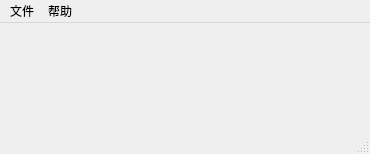
The window that GUI/ui/main.ui (Frost-rA9/infusion-companion) describes before a commit, drawn with Qt 5.
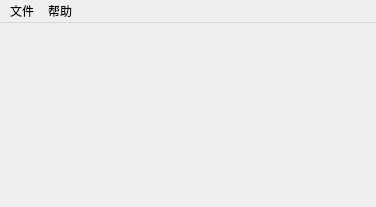
The same window after the commit.

```diff
--- a/GUI/ui/main.ui
+++ b/GUI/ui/main.ui
@@ -6,8 +6,8 @@
    <rect>
     <x>0</x>
     <y>0</y>
-    <width>370</width>
-    <height>154</height>
+    <width>376</width>
+    <height>207</height>
    </rect>
   </property>
   <property name="windowTitle">
@@ -19,7 +19,7 @@
     <rect>
      <x>0</x>
      <y>0</y>
-     <width>370</width>
+     <width>376</width>
      <height>26</height>
     </rect>
    </property>
@@ -38,7 +38,6 @@
    <addaction name="menu_file"/>
    <addaction name="menu_helper"/>
   </widget>
-  <widget class="QStatusBar" name="statusbar"/>
   <action name="menu_file_save">
    <property name="text">
     <string>日志保存</string>
```
